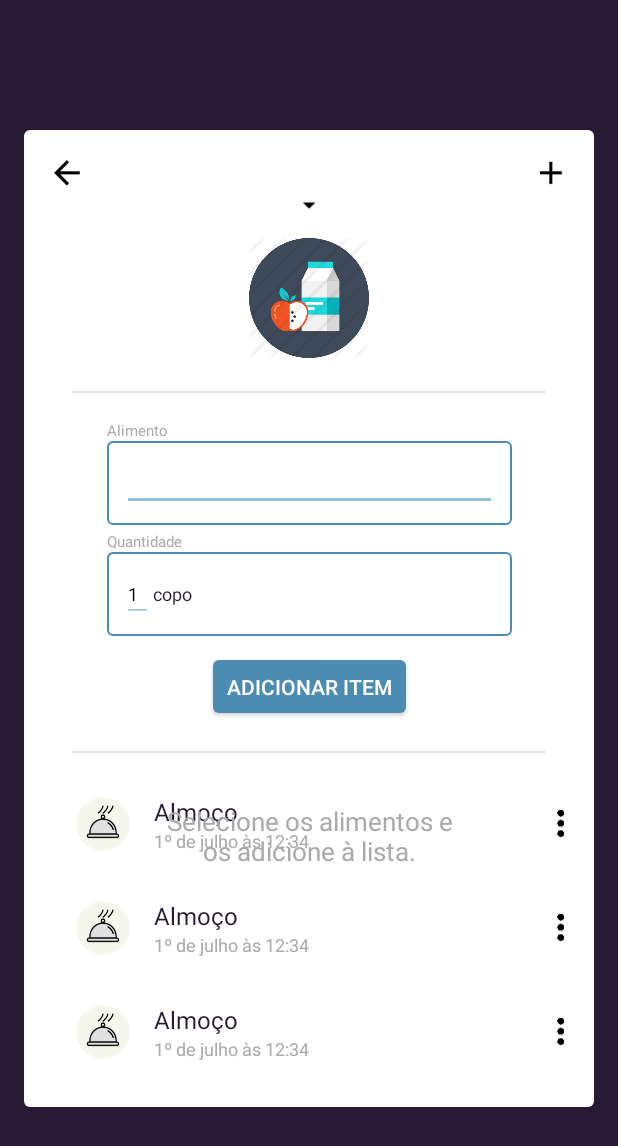
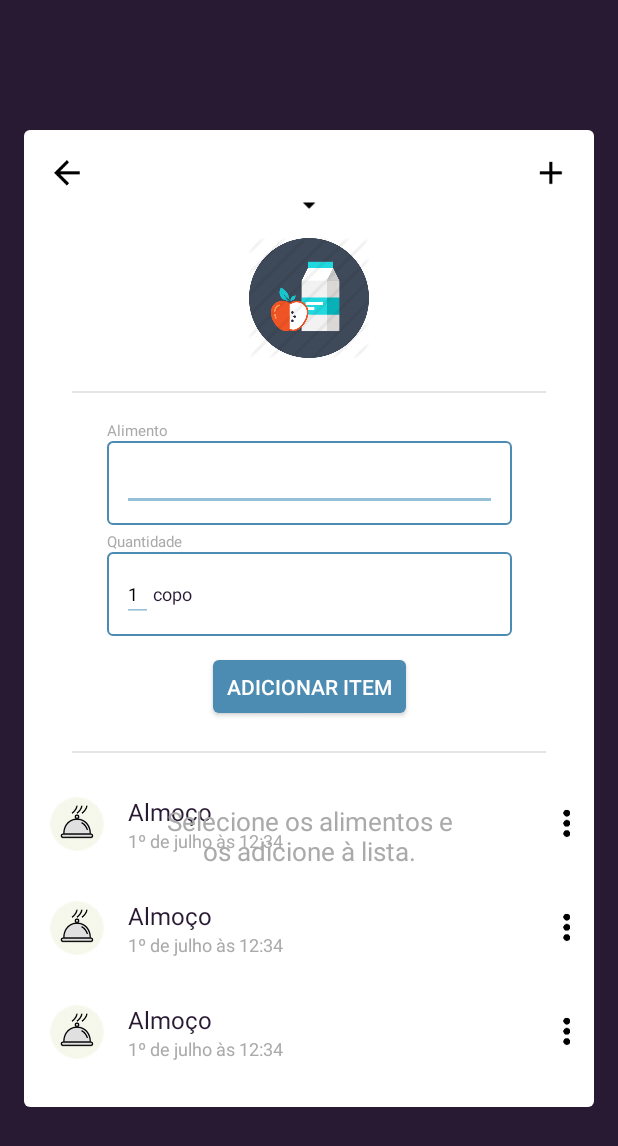
Before and after one commit to almeida1492/nutre, an Android app: the layout activity_new_meal.xml on its own in the app's theme, with its tools: preview values and no code run, on a phone screen of 412 x 824 dp. Shown: the top 1146 px of the screen. Run offline under Robolectric (Android 15) with nearby library versions, the phone set to English and light mode, and no system bars.

Commit message:
fix: adjust layout in newMealAct

```diff
--- a/app/src/main/res/layout/activity_new_meal.xml
+++ b/app/src/main/res/layout/activity_new_meal.xml
@@ -193,8 +193,7 @@
                 android:id="@+id/added_food_list"
                 android:layout_width="match_parent"
                 android:layout_height="wrap_content"
-                android:layout_marginLeft="17dp"
-                android:layout_marginRight="4dp"
+
                 android:layout_marginTop="40dp"
                 tools:listitem="@layout/item_meal"
                 app:layout_constraintTop_toBottomOf="@id/add_item" />
```
Also changed, not shown: app/src/main/java/com/example/henriqueribeirodealmeida/nutre/Adapters/MealHistoryAdapter.java (+1 -6 lines).
